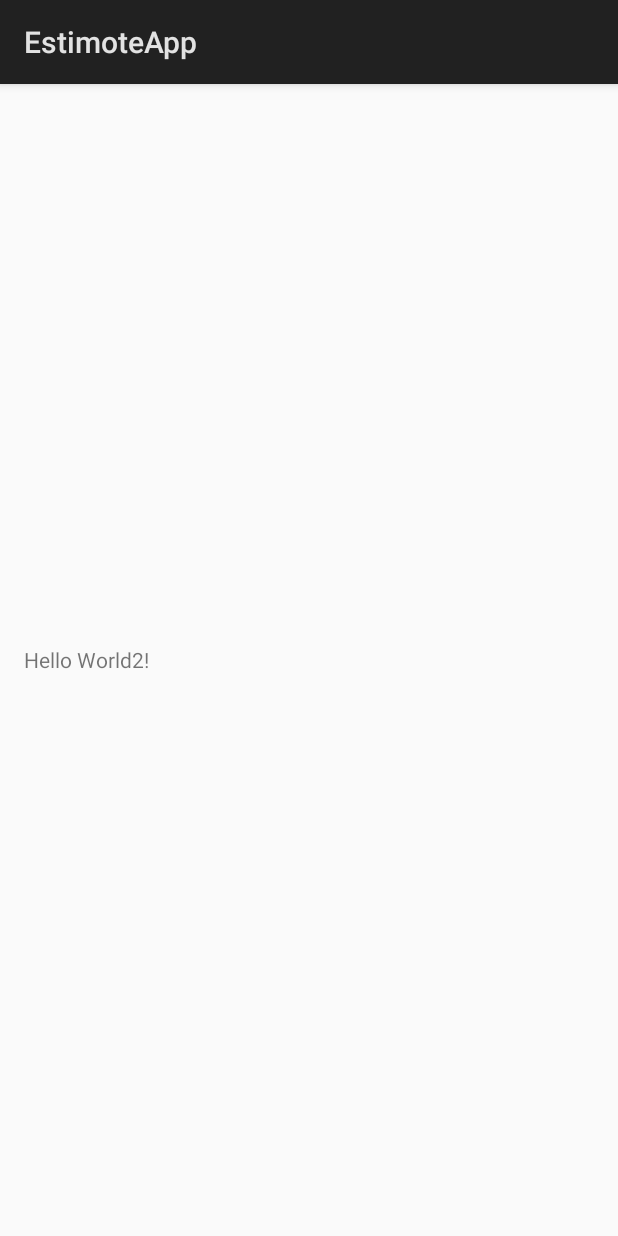
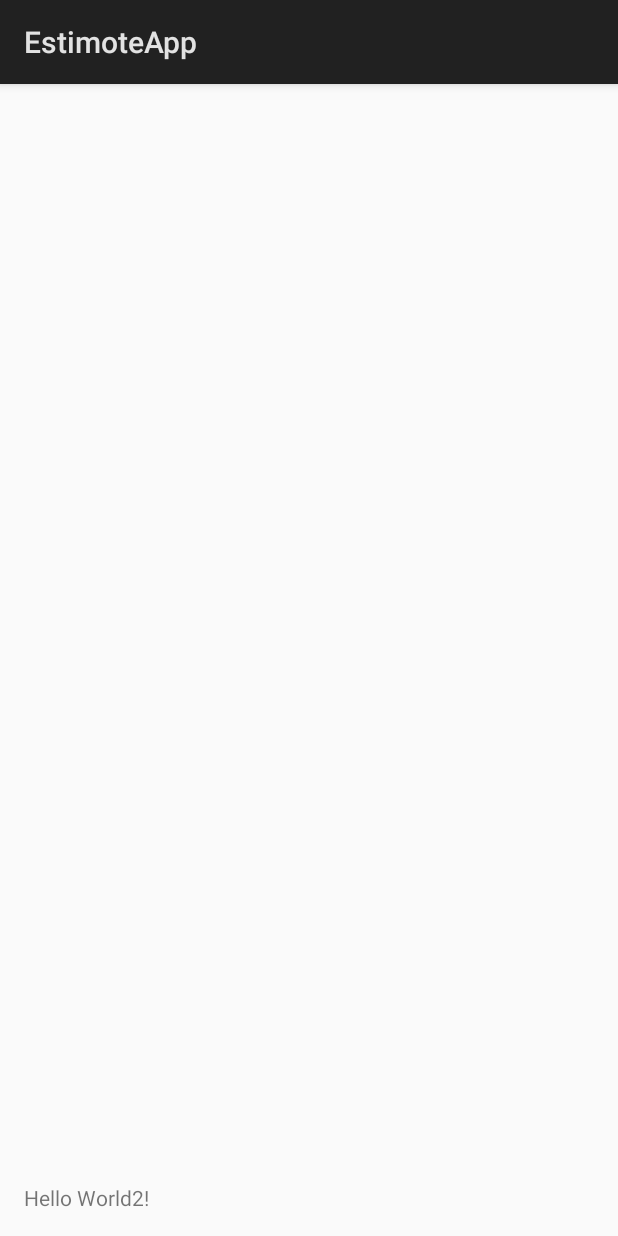
Before and after one commit to PSPControl/2016-estimote-grp2, an Android app: the screen it shows after launch (MainActivity), on a phone screen of 412 x 824 dp. Run offline under Robolectric (Android 15) with nearby library versions, the phone set to English and light mode, and no system bars; libraries missing offline, so code that uses them is left out: com.estimote.sdk; 6 statements that could not run were skipped.

Commit message:
Small code cleanup

```diff
--- a/EstimoteApp/app/src/main/java/grp2/estimoteapp/BeaconReader.java
+++ b/EstimoteApp/app/src/main/java/grp2/estimoteapp/BeaconReader.java
@@ -2,18 +2,14 @@ package grp2.estimoteapp;
 
 import android.app.Activity;
 import android.content.Context;
-import android.provider.ContactsContract;
 
 import com.estimote.sdk.Beacon;
 import com.estimote.sdk.BeaconManager;
 import com.estimote.sdk.DeviceId;
 import com.estimote.sdk.Region;
-import com.estimote.sdk.SystemRequirementsChecker;
 import com.estimote.sdk.telemetry.EstimoteTelemetry;
 
-import java.io.InputStream;
 import java.util.ArrayList;
-import java.util.Calendar;
 import java.util.List;
 import java.util.UUID;
 
@@ -30,7 +26,7 @@ public class BeaconReader extends Activity {
     private String scanId;
     private String textToPrint = "";
     private String UUIDToSearch = "A9407F30-F5F8-466E-AFF9-25556B57FE6D";
-    private String[] ourBeaconIDs = new String[]{"8dcc20baffa8f925765d0f967a232f03","844cf7a1716f90a9aa6aad3ea4bf572d","359bdb94a0f2f3d0fdba03eff8002108",""};
+    private String[] ourBeaconIDs = new String[]{"8dcc20baffa8f925765d0f967a232f03","844cf7a1716f90a9aa6aad3ea4bf572d","359bdb94a0f2f3d0fdba03eff8002108"};
 
     private ArrayList<BeaconTelemetries> beacons = new ArrayList<BeaconTelemetries>();
 
--- a/EstimoteApp/app/src/main/res/layout/activity_main.xml
+++ b/EstimoteApp/app/src/main/res/layout/activity_main.xml
@@ -11,14 +11,6 @@
     tools:context="grp2.estimoteapp.MainActivity">
 
     <TextView
-        android:layout_width="wrap_content"
-        android:layout_height="wrap_content"
-        android:text="Hello World2!"
-        android:id="@+id/telemetryText"
-        android:layout_centerVertical="true"
-        android:layout_alignParentStart="true" />
-
-    <TextView
         android:text="TextView"
         android:layout_width="wrap_content"
         android:layout_height="wrap_content"
@@ -26,4 +18,12 @@
         android:layout_alignParentStart="true"
         android:id="@+id/songtext" />
 
+    <TextView
+        android:layout_width="wrap_content"
+        android:layout_height="wrap_content"
+        android:text="Hello World2!"
+        android:id="@+id/telemetryText"
+        android:layout_alignParentBottom="true"
+        android:layout_alignParentStart="true" />
+
 </RelativeLayout>
```
